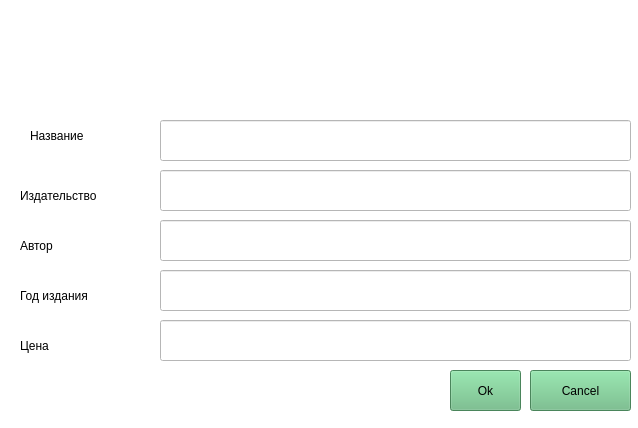
First picture: the form in IndividDobavRedakt.ui, repository NasyaAnanasya2005/AnisimovaPraktika13, before the edit.
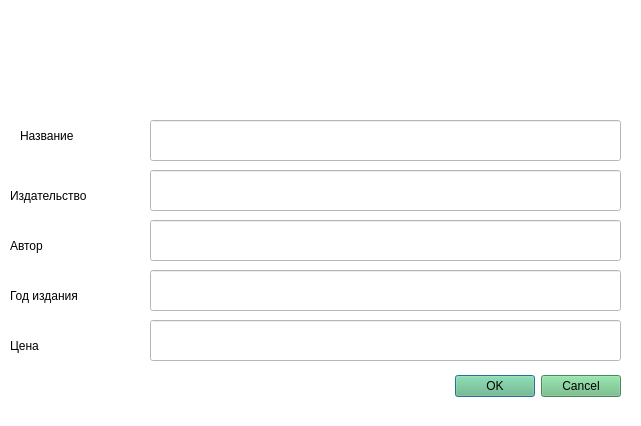
Second picture: the form after the edit. Icons and pictures are not drawn.

Commit message: Добавила в базу одну запись для тестирования, вывела в приложение содержимое базы, кнопка добавления работает, надо доделать редактирование

```diff
--- a/IndividDobavRedakt.ui
+++ b/IndividDobavRedakt.ui
@@ -1,21 +1,15 @@
 <?xml version="1.0" encoding="UTF-8"?>
 <ui version="4.0">
- <class>Form</class>
- <widget class="QWidget" name="Form">
+ <class>Dialog</class>
+ <widget class="QDialog" name="Dialog">
   <property name="geometry">
    <rect>
     <x>0</x>
     <y>0</y>
-    <width>638</width>
-    <height>428</height>
+    <width>641</width>
+    <height>426</height>
    </rect>
   </property>
-  <property name="minimumSize">
-   <size>
-    <width>100</width>
-    <height>100</height>
-   </size>
-  </property>
   <property name="windowTitle">
    <string>Добавление/Редактирование книг</string>
   </property>
@@ -26,13 +20,13 @@
   <property name="styleSheet">
    <string notr="true">background-color: rgb(255, 255, 255);</string>
   </property>
-  <widget class="QPushButton" name="pushButton">
+  <widget class="QDialogButtonBox" name="buttonBox">
    <property name="geometry">
     <rect>
-     <x>530</x>
+     <x>320</x>
      <y>370</y>
-     <width>101</width>
-     <height>41</height>
+     <width>301</width>
+     <height>32</height>
     </rect>
    </property>
    <property name="styleSheet">
@@ -40,14 +34,17 @@
 
 background-color: rgb(103, 186, 128);</string>
    </property>
-   <property name="text">
-    <string>Cancel</string>
+   <property name="orientation">
+    <enum>Qt::Horizontal</enum>
+   </property>
+   <property name="standardButtons">
+    <set>QDialogButtonBox::Cancel|QDialogButtonBox::Ok</set>
    </property>
   </widget>
   <widget class="QLabel" name="label">
    <property name="geometry">
     <rect>
-     <x>20</x>
+     <x>10</x>
      <y>10</y>
      <width>131</width>
      <height>100</height>
@@ -72,38 +69,10 @@
     <bool>true</bool>
    </property>
   </widget>
-  <widget class="QPushButton" name="pushButton_2">
-   <property name="geometry">
-    <rect>
-     <x>450</x>
-     <y>370</y>
-     <width>71</width>
-     <height>41</height>
-    </rect>
-   </property>
-   <property name="styleSheet">
-    <string notr="true">font: 12pt &quot;Segoe UI&quot;;
-
-background-color: rgb(103, 186, 128);</string>
-   </property>
-   <property name="text">
-    <string>Ok</string>
-   </property>
-  </widget>
-  <widget class="QLineEdit" name="lineEdit">
-   <property name="geometry">
-    <rect>
-     <x>160</x>
-     <y>120</y>
-     <width>471</width>
-     <height>41</height>
-    </rect>
-   </property>
-  </widget>
   <widget class="QLabel" name="label_2">
    <property name="geometry">
     <rect>
-     <x>30</x>
+     <x>20</x>
      <y>120</y>
      <width>101</width>
      <height>31</height>
@@ -116,46 +85,10 @@
     <string>Название</string>
    </property>
   </widget>
-  <widget class="QLabel" name="label_3">
-   <property name="geometry">
-    <rect>
-     <x>20</x>
-     <y>180</y>
-     <width>131</width>
-     <height>31</height>
-    </rect>
-   </property>
-   <property name="styleSheet">
-    <string notr="true">font: 12pt &quot;Segoe UI&quot;;</string>
-   </property>
-   <property name="text">
-    <string>Издательство</string>
-   </property>
-  </widget>
-  <widget class="QLineEdit" name="lineEdit_2">
-   <property name="geometry">
-    <rect>
-     <x>160</x>
-     <y>170</y>
-     <width>471</width>
-     <height>41</height>
-    </rect>
-   </property>
-  </widget>
-  <widget class="QLineEdit" name="lineEdit_3">
-   <property name="geometry">
-    <rect>
-     <x>160</x>
-     <y>220</y>
-     <width>471</width>
-     <height>41</height>
-    </rect>
-   </property>
-  </widget>
   <widget class="QLabel" name="label_4">
    <property name="geometry">
     <rect>
-     <x>20</x>
+     <x>10</x>
      <y>230</y>
      <width>131</width>
      <height>31</height>
@@ -171,8 +104,8 @@
   <widget class="QLineEdit" name="lineEdit_4">
    <property name="geometry">
     <rect>
-     <x>160</x>
-     <y>270</y>
+     <x>150</x>
+     <y>320</y>
      <width>471</width>
      <height>41</height>
     </rect>
@@ -181,7 +114,7 @@
   <widget class="QLabel" name="label_5">
    <property name="geometry">
     <rect>
-     <x>20</x>
+     <x>10</x>
      <y>280</y>
      <width>131</width>
      <height>31</height>
@@ -197,20 +130,56 @@
   <widget class="QLineEdit" name="lineEdit_5">
    <property name="geometry">
     <rect>
-     <x>160</x>
-     <y>320</y>
+     <x>150</x>
+     <y>120</y>
      <width>471</width>
      <height>41</height>
     </rect>
+   </property>
+  </widget>
+  <widget class="QLineEdit" name="lineEdit_2">
+   <property name="geometry">
+    <rect>
+     <x>150</x>
+     <y>170</y>
+     <width>471</width>
+     <height>41</height>
+    </rect>
+   </property>
+  </widget>
+  <widget class="QLabel" name="label_3">
+   <property name="geometry">
+    <rect>
+     <x>10</x>
+     <y>180</y>
+     <width>131</width>
+     <height>31</height>
+    </rect>
+   </property>
+   <property name="styleSheet">
+    <string notr="true">font: 12pt &quot;Segoe UI&quot;;</string>
    </property>
    <property name="text">
-    <string/>
+    <string>Издательство</string>
+   </property>
+  </widget>
+  <widget class="QLineEdit" name="lineEdit_4">
+   <property name="geometry">
+    <rect>
+     <x>150</x>
+     <y>270</y>
+     <width>471</width>
+     <height>41</height>
+    </rect>
+   </property>
+   <property name="styleSheet">
+    <string notr="true">font: 12pt &quot;Segoe UI&quot;;</string>
    </property>
   </widget>
   <widget class="QLabel" name="label_6">
    <property name="geometry">
     <rect>
-     <x>20</x>
+     <x>10</x>
      <y>330</y>
      <width>131</width>
      <height>31</height>
@@ -223,6 +192,16 @@
     <string>Цена</string>
    </property>
   </widget>
+  <widget class="QLineEdit" name="lineEdit_3">
+   <property name="geometry">
+    <rect>
+     <x>150</x>
+     <y>220</y>
+     <width>471</width>
+     <height>41</height>
+    </rect>
+   </property>
+  </widget>
  </widget>
  <resources/>
  <connections/>
```
Left out of the diff: 44 changed lines with no effect on the pictures. The commit also changes 6 other files.
